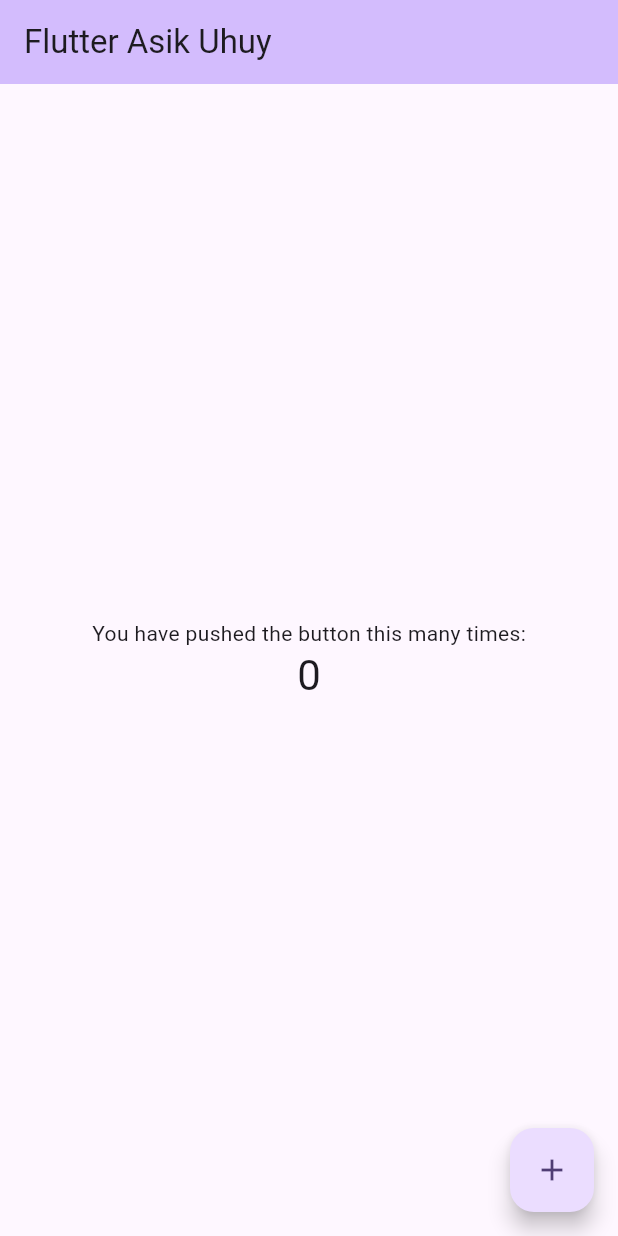
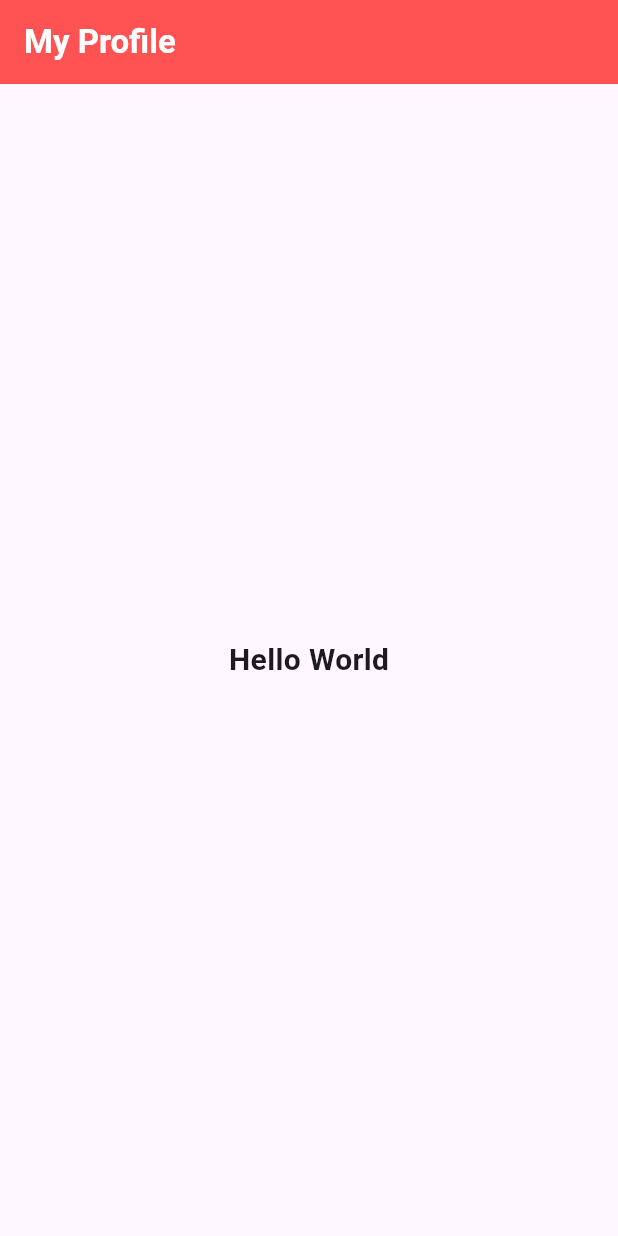
Before and after one commit to AqilAlt/flutter_profile_card, a Flutter app: the screen it shows after launch, on a phone screen of 412 x 824 dp. Run offline on Flutter 3.47's test engine with Material 3 defaults, Android fonts, the phone set to English and light mode, and no system bars.

Commit message:
Belajar Row Colum

```diff
--- a/lib/main.dart
+++ b/lib/main.dart
@@ -1,123 +1,18 @@
 import 'package:flutter/material.dart';
+import 'package:flutter_application_1/profile.dart';
 
 void main() {
-  runApp(const MyApp());
+  runApp(MainPage());
 }
 
-class MyApp extends StatelessWidget {
-  const MyApp({super.key});
+class MainPage extends StatelessWidget {
+  const MainPage({super.key});
 
-  // This widget is the root of your application.
   @override
   Widget build(BuildContext context) {
     return MaterialApp(
-      title: 'Flutter Demo',
-      theme: ThemeData(
-        // This is the theme of your application.
-        //
-        // TRY THIS: Try running your application with "flutter run". You'll see
-        // the application has a purple toolbar. Then, without quitting the app,
-        // try changing the seedColor in the colorScheme below to Colors.green
-        // and then invoke "hot reload" (save your changes or press the "hot
-        // reload" button in a Flutter-supported IDE, or press "r" if you used
-        // the command line to start the app).
-        //
-        // Notice that the counter didn't reset back to zero; the application
-        // state is not lost during the reload. To reset the state, use hot
-        // restart instead.
-        //
-        // This works for code too, not just values: Most code changes can be
-        // tested with just a hot reload.
-        colorScheme: ColorScheme.fromSeed(seedColor: Colors.deepPurple),
-      ),
-      home: const MyHomePage(title: 'Flutter Asik Uhuy'),
+      home: ProfileCard(),
       debugShowCheckedModeBanner: false,
-    );
+      );
   }
 }
-
-class MyHomePage extends StatefulWidget {
-  const MyHomePage({super.key, required this.title});
-
-  // This widget is the home page of your application. It is stateful, meaning
-  // that it has a State object (defined below) that contains fields that affect
-  // how it looks.
-
-  // This class is the configuration for the state. It holds the values (in this
-  // case the title) provided by the parent (in this case the App widget) and
-  // used by the build method of the State. Fields in a Widget subclass are
-  // always marked "final".
-
-  final String title;
-
-  @override
-  State<MyHomePage> createState() => _MyHomePageState();
-}
-
-class _MyHomePageState extends State<MyHomePage> {
-  int _counter = 0;
-
-  void _incrementCounter() {
-    setState(() {
-      // This call to setState tells the Flutter framework that something has
-      // changed in this State, which causes it to rerun the build method below
-      // so that the display can reflect the updated values. If we changed
-      // _counter without calling setState(), then the build method would not be
-      // called again, and so nothing would appear to happen.
-      _counter++;
-    });
-  }
-
-  @override
-  Widget build(BuildContext context) {
-    // This method is rerun every time setState is called, for instance as done
-    // by the _incrementCounter method above.
-    //
-    // The Flutter framework has been optimized to make rerunning build methods
-    // fast, so that you can just rebuild anything that needs updating rather
-    // than having to individually change instances of widgets.
-    return Scaffold(
-      appBar: AppBar(
-        // TRY THIS: Try changing the color here to a specific color (to
-        // Colors.amber, perhaps?) and trigger a hot reload to see the AppBar
-        // change color while the other colors stay the same.
-        backgroundColor: Theme.of(context).colorScheme.inversePrimary,
-        // Here we take the value from the MyHomePage object that was created by
-        // the App.build method, and use it to set our appbar title.
-        title: Text(widget.title),
-      ),
-      body: Center(
-        // Center is a layout widget. It takes a single child and positions it
-        // in the middle of the parent.
-        child: Column(
-          // Column is also a layout widget. It takes a list of children and
-          // arranges them vertically. By default, it sizes itself to fit its
-          // children horizontally, and tries to be as tall as its parent.
-          //
-          // Column has various properties to control how it sizes itself and
-          // how it positions its children. Here we use mainAxisAlignment to
-          // center the children vertically; the main axis here is the vertical
-          // axis because Columns are vertical (the cross axis would be
-          // horizontal).
-          //
-          // TRY THIS: Invoke "debug painting" (choose the "Toggle Debug Paint"
-          // action in the IDE, or press "p" in the console), to see the
-          // wireframe for each widget.
-          mainAxisAlignment: MainAxisAlignment.center,
-          children: <Widget>[
-            const Text('You have pushed the button this many times:'),
-            Text(
-              '$_counter',
-              style: Theme.of(context).textTheme.headlineMedium,
-            ),
-          ],
-        ),
-      ),
-      floatingActionButton: FloatingActionButton(
-        onPressed: _incrementCounter,
-        tooltip: 'Increment',
-        child: const Icon(Icons.add),
-      ), // This trailing comma makes auto-formatting nicer for build methods.
-    );
-  }
-}
--- /dev/null
+++ b/lib/profile.dart
@@ -0,0 +1,42 @@
+import 'package:flutter/material.dart';
+
+class ProfileCard extends StatelessWidget {
+  const ProfileCard({super.key});
+
+  @override
+  Widget build(BuildContext context) {
+    return Scaffold(
+      appBar: AppBar(
+        backgroundColor: Colors.redAccent,
+        title: const Text(
+          'My Profile',
+          style: TextStyle(color: Colors.white, fontWeight: FontWeight.bold),
+        ),
+      ),
+      body: Center(
+        child: Column(
+          mainAxisAlignment: MainAxisAlignment.center,
+          children: [
+            Text(
+              'Hello World',
+              style: TextStyle(
+              fontSize: 20,
+              fontWeight: FontWeight.bold,
+            ),
+            ),
+            Row(
+              children: <Widget>[
+                Column(
+                  children: <Widget>[],
+                ),
+                Column(
+                  children: <Widget>[],
+                ),
+              ],
+            ),
+          ],
+        ),
+      ),
+    );
+  }
+}
```
